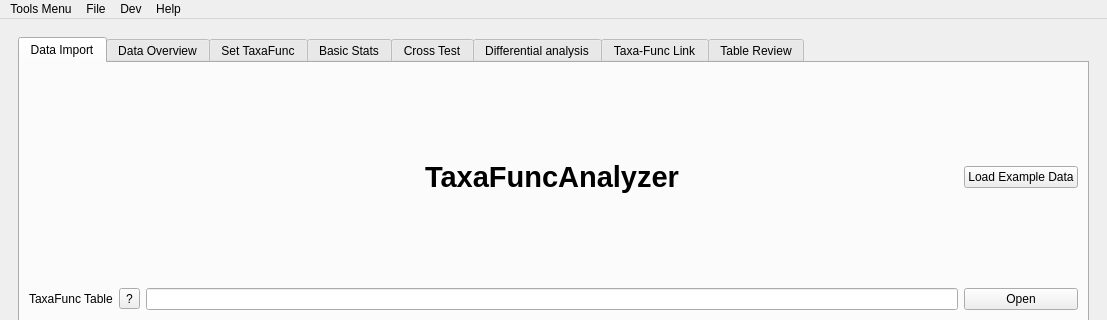
Before: the Qt Designer form utils/MetaX_GUI/MainWindow.ui in byemaxx/MetaX, drawn with Qt 5; both pictures show x 0 to 1107 and y 0 to 320 of the 1107 by 684 pixel window.
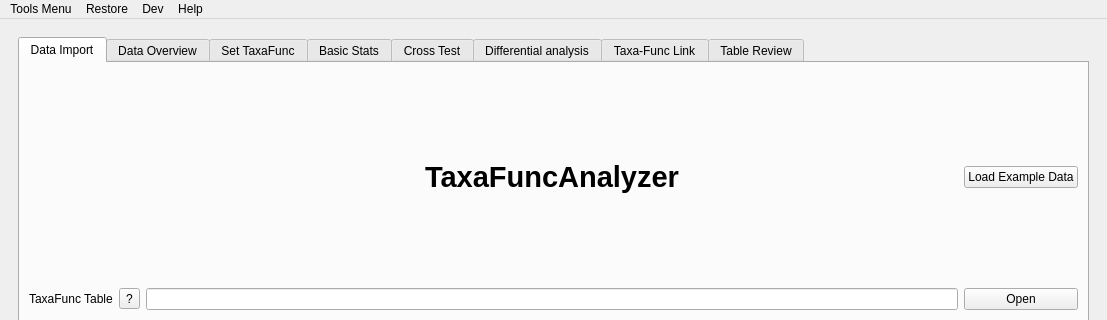
After: the same form once the commit is applied.

Commit message: modified:   utils/GUI.py     -    change save taxafunc object to auto save after setting the taxafunc 	modified:   utils/MetaX_GUI/MainWindow.ui     -    remove the menu bar of save taxafunc

Patch:
```diff
--- a/utils/MetaX_GUI/MainWindow.ui
+++ b/utils/MetaX_GUI/MainWindow.ui
@@ -5062,7 +5062,7 @@
    </widget>
    <widget class="QMenu" name="menuOthers">
     <property name="title">
-     <string>File</string>
+     <string>Restore</string>
     </property>
     <addaction name="actionRestore_Last_TaxaFunc"/>
     <addaction name="actionSave_TaxaFunc"/>
```
Left out of the diff: 6 changed lines with no effect on the pictures. The commit also changes 3 other files.
